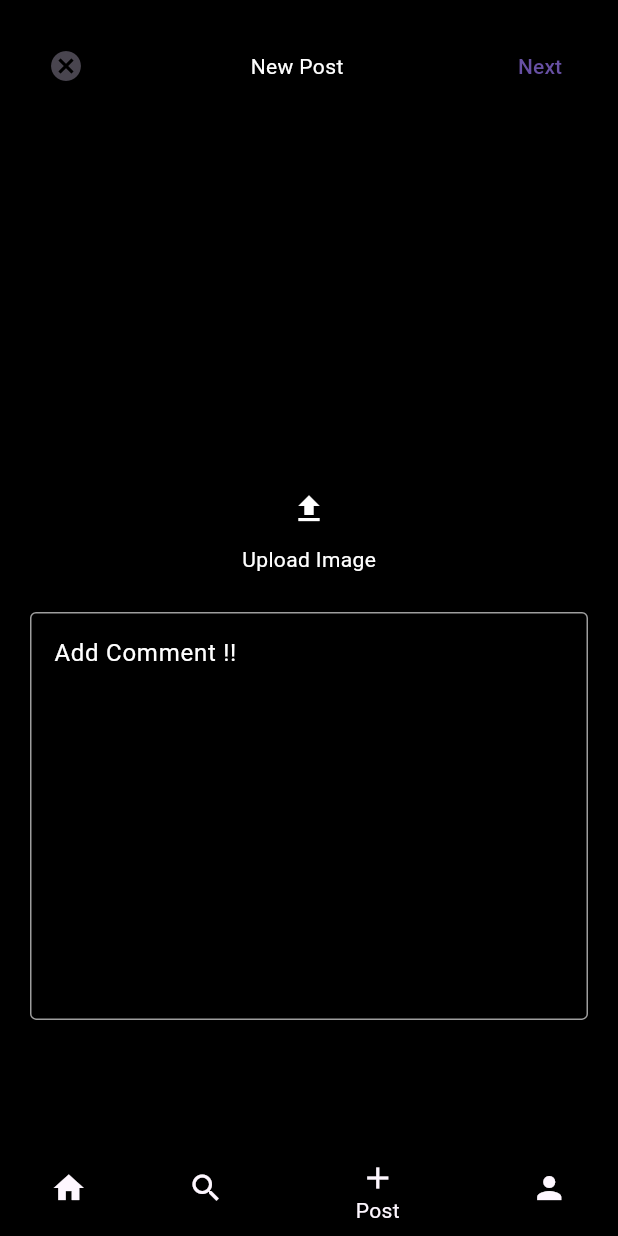
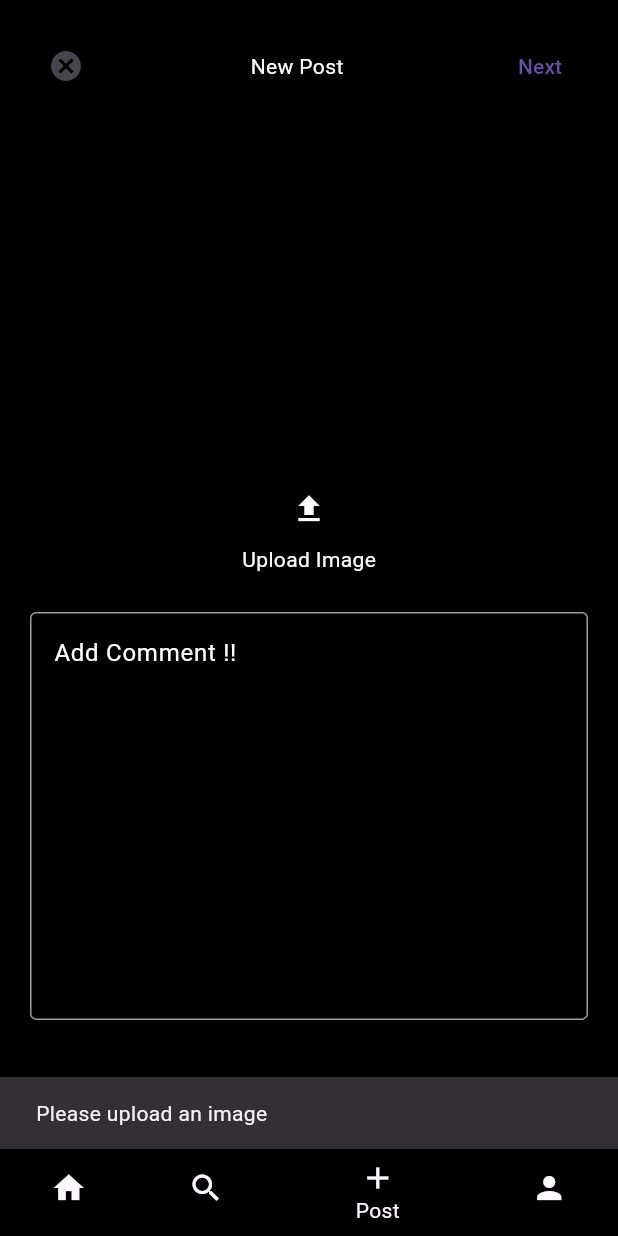
Before and after one commit to mostafaahmedbahr/instgram_app, a Flutter app: the screen it shows once a user with an empty profile is signed in, item 3 of the bottom bar chosen, after a tap on "Next", on a phone screen of 412 x 824 dp. Run offline on Flutter 3.47's test engine with Material 3 defaults, Android fonts, the phone set to English and light mode, and no system bars; our stand-ins replace cloud_firestore, firebase_auth, firebase_core, firebase_storage, image_picker; accounts and stored records are empty; network calls fail.

Commit message:
add post

```diff
--- a/lib/screens/add_post.dart
+++ b/lib/screens/add_post.dart
@@ -1,4 +1,12 @@
+import 'dart:io';
+
+import 'package:cloud_firestore/cloud_firestore.dart';
+import 'package:firebase_storage/firebase_storage.dart';
 import 'package:flutter/material.dart';
+import 'package:image_picker/image_picker.dart';
+import 'package:provider/provider.dart';
+
+import '../provider/user_provider.dart';
 
 class AddPostScreen extends StatefulWidget {
   const AddPostScreen({super.key});
@@ -8,18 +16,95 @@ class AddPostScreen extends StatefulWidget {
 }
 
 class _AddPostScreenState extends State<AddPostScreen> {
+  File? pickedImage;
+  var commentCon = TextEditingController();
+  bool _isLoading = false; // Add this variable to manage the loading state
+
+  Future<void> _pickImage(ImageSource source) async {
+    final picker = ImagePicker();
+    final pickedFile = await picker.pickImage(source: source);
+    if (pickedFile != null) {
+      setState(() {
+        pickedImage = File(pickedFile.path);
+      });
+    }
+  }
+
+  Future<void> uploadPost() async {
+    if (pickedImage == null) {
+      ScaffoldMessenger.of(context).showSnackBar(
+        const SnackBar(content: Text('Please upload an image')),
+      );
+      return;
+    } else if (commentCon.text.isEmpty) {
+      ScaffoldMessenger.of(context).showSnackBar(
+        const SnackBar(content: Text('Please type a comment')),
+      );
+      return;
+    }
+
+    setState(() {
+      _isLoading = true; // Set loading to true
+    });
+
+    final storageRef = FirebaseStorage.instance.ref();
+    final imageRef = storageRef.child('instaAppPosts/${DateTime.now().toIso8601String()}.jpg');
+
+    try {
+      await imageRef.putFile(pickedImage!);
+      final imageUrl = await imageRef.getDownloadURL();
+
+      await FirebaseFirestore.instance.collection('instaAppPosts').add({
+        'userName': Provider.of<UserProvider>(context, listen: false).userModel?.name,
+        'userUid': Provider.of<UserProvider>(context, listen: false).userModel?.uid,
+        'userImage': Provider.of<UserProvider>(context, listen: false).userModel?.image,
+        'postImageUrl': imageUrl,
+        'postComment': commentCon.text,
+        'timestamp': FieldValue.serverTimestamp(),
+      });
+
+      setState(() {
+        pickedImage = null;
+        commentCon.clear();
+        _isLoading = false; // Reset loading state
+      });
+
+      ScaffoldMessenger.of(context).showSnackBar(
+        const SnackBar(content: Text('Post uploaded successfully!')),
+      );
+    } catch (e) {
+      setState(() {
+        _isLoading = false; // Reset loading state on error
+      });
+
+      print('Error uploading post: $e');
+      ScaffoldMessenger.of(context).showSnackBar(
+        const SnackBar(content: Text('Failed to upload post.')),
+      );
+    }
+  }
+
   @override
   Widget build(BuildContext context) {
+    final userProvider = Provider.of<UserProvider>(context);
     double h = MediaQuery.of(context).size.height;
     double w = MediaQuery.of(context).size.width;
+
     return Padding(
       padding: const EdgeInsets.all(20.0),
-      child: ListView(children: [
+      child: ListView(
+        children: [
           Row(
             mainAxisAlignment: MainAxisAlignment.spaceBetween,
             children: [
               IconButton(
-              onPressed: () {},
+                onPressed: () {
+                  setState(() {
+                    pickedImage = null;
+                    commentCon.clear();
+                    _isLoading = false; // Reset loading state
+                  });
+                },
                 icon: const Icon(Icons.cancel),
               ),
               const Text(
@@ -27,18 +112,42 @@ class _AddPostScreenState extends State<AddPostScreen> {
                 style: TextStyle(color: Colors.white),
               ),
               TextButton(
-              onPressed: () {},
-              child: const Text("Next"),
+                onPressed: _isLoading ? null : uploadPost, // Disable button when loading
+                child: _isLoading
+                    ? const CircularProgressIndicator(
+                  color: Colors.white,
+                )
+                    : const Text("Next"),
               ),
             ],
           ),
+          pickedImage != null
+              ? InkWell(
+            onTap: () {
+              _pickImage(ImageSource.gallery);
+            },
+            child: Container(
+                height: MediaQuery.of(context).size.height * 0.5,
+                width: 100,
+                decoration: BoxDecoration(
+                  borderRadius: BorderRadius.circular(50),
+                ),
+                child: ClipRRect(
+                    borderRadius: BorderRadius.circular(2),
+                    child: Image.file(
+                      pickedImage!,
+                      fit: BoxFit.cover,
+                    ))),
+          )
+              : Column(
+            children: [
               SizedBox(
                 height: h * 0.3,
               ),
-        Column(
-          children: [
               IconButton(
-              onPressed: () {},
+                onPressed: () {
+                  _pickImage(ImageSource.gallery);
+                },
                 icon: const Icon(
                   Icons.upload,
                   color: Colors.white,
@@ -54,8 +163,9 @@ class _AddPostScreenState extends State<AddPostScreen> {
             height: h * 0.03,
           ),
           TextFormField(
+            controller: commentCon,
             maxLines: 10,
-          style: TextStyle(color: Colors.white),
+            style: const TextStyle(color: Colors.white),
             decoration: const InputDecoration(
               hintText: "Add Comment !!",
               hintStyle: TextStyle(color: Colors.white),
@@ -67,7 +177,8 @@ class _AddPostScreenState extends State<AddPostScreen> {
               ),
             ),
           ),
-      ]),
+        ],
+      ),
     );
   }
 }
--- a/lib/screens/home.dart
+++ b/lib/screens/home.dart
@@ -55,6 +55,7 @@ class _HomeScreenState extends State<HomeScreen> {
 
   @override
   Widget build(BuildContext context) {
+
     double h = MediaQuery.of(context).size.height;
     double w = MediaQuery.of(context).size.width;
     return Padding(
```
Lines whose indentation alone changed are shown as unchanged.
